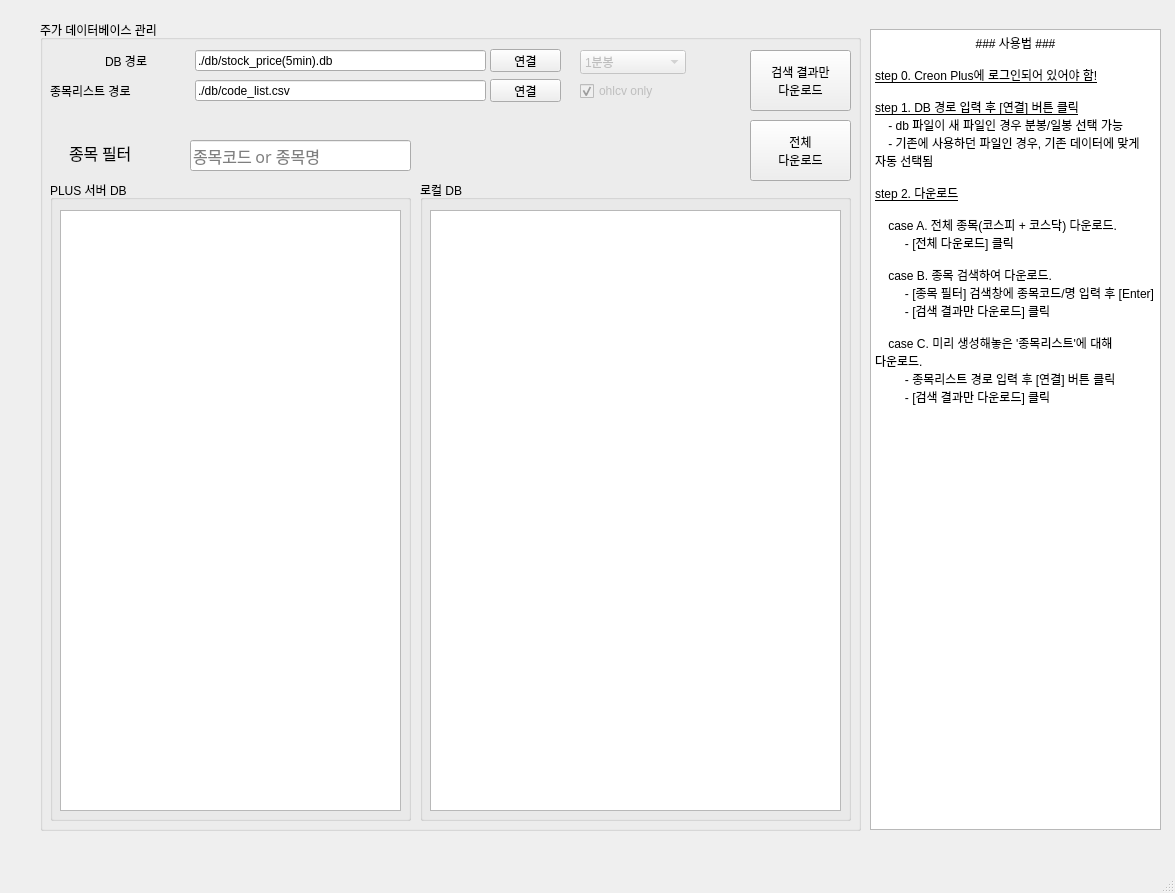
Before: the Qt Designer form Creon-Datareader-master/creon_datareader.ui in webclinic017/stock-19, drawn with Qt 5.
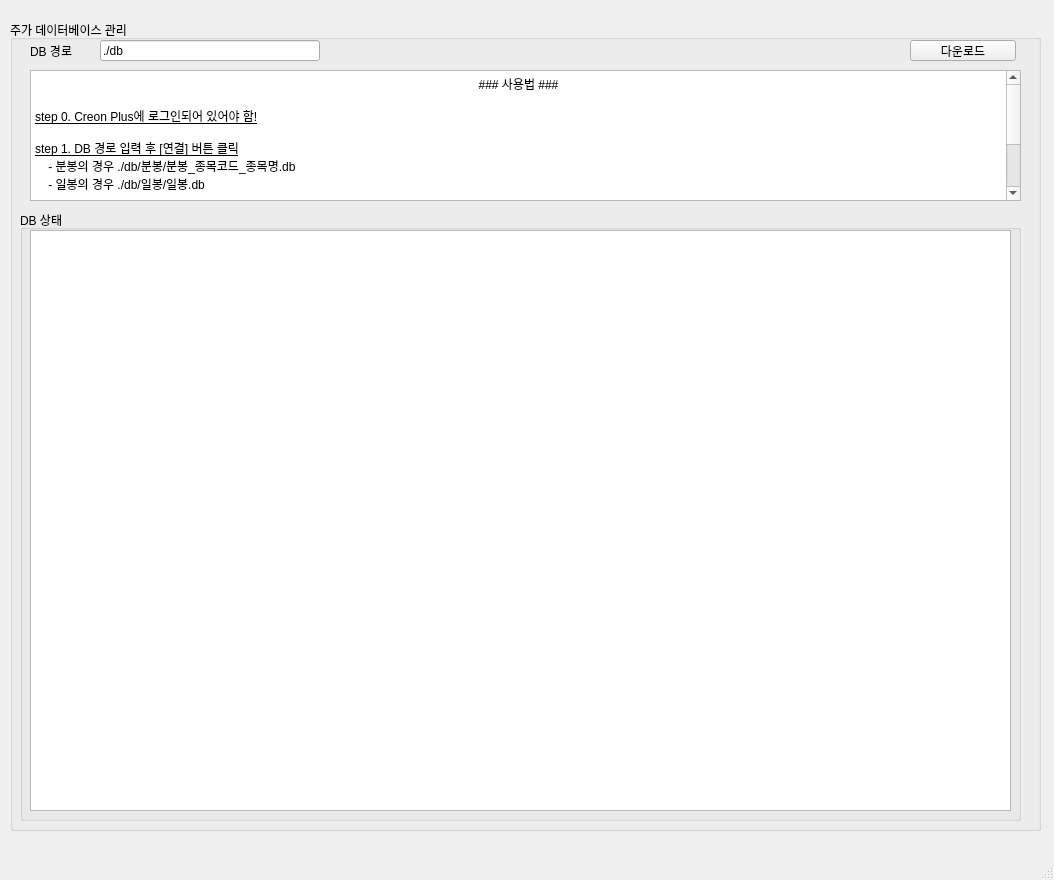
After: the same form once the commit is applied.

Commit message: Creon_datareader v1.2

What changed in the file:
```diff
--- a/Creon-Datareader-master/creon_datareader.ui
+++ b/Creon-Datareader-master/creon_datareader.ui
@@ -9,8 +9,8 @@
    <rect>
     <x>0</x>
     <y>0</y>
-    <width>1175</width>
-    <height>893</height>
+    <width>1054</width>
+    <height>880</height>
    </rect>
   </property>
   <property name="mouseTracking">
@@ -23,9 +23,9 @@
    <widget class="QGroupBox" name="groupBox_4">
     <property name="geometry">
      <rect>
-      <x>40</x>
+      <x>10</x>
       <y>20</y>
-      <width>821</width>
+      <width>1031</width>
       <height>811</height>
      </rect>
     </property>
@@ -39,114 +39,64 @@
      <property name="geometry">
       <rect>
        <x>10</x>
-       <y>160</y>
-       <width>361</width>
-       <height>641</height>
+       <y>190</y>
+       <width>1001</width>
+       <height>611</height>
       </rect>
      </property>
      <property name="title">
-      <string>PLUS 서버 DB</string>
+      <string>DB 상태</string>
      </property>
      <widget class="QTableView" name="tableView">
       <property name="geometry">
        <rect>
         <x>10</x>
-        <y>30</y>
-        <width>341</width>
-        <height>601</height>
+        <y>20</y>
+        <width>981</width>
+        <height>581</height>
        </rect>
       </property>
+      <attribute name="horizontalHeaderCascadingSectionResizes">
+       <bool>true</bool>
+      </attribute>
+      <attribute name="horizontalHeaderShowSortIndicator" stdset="0">
+       <bool>true</bool>
+      </attribute>
+      <attribute name="horizontalHeaderStretchLastSection">
+       <bool>true</bool>
+      </attribute>
+      <attribute name="verticalHeaderCascadingSectionResizes">
+       <bool>true</bool>
+      </attribute>
+      <attribute name="verticalHeaderShowSortIndicator" stdset="0">
+       <bool>true</bool>
+      </attribute>
+      <attribute name="verticalHeaderStretchLastSection">
+       <bool>true</bool>
+      </attribute>
      </widget>
     </widget>
-    <widget class="QGroupBox" name="groupBox_3">
-     <property name="geometry">
-      <rect>
-       <x>380</x>
-       <y>160</y>
-       <width>431</width>
-       <height>641</height>
-      </rect>
-     </property>
-     <property name="title">
-      <string>로컬 DB</string>
-     </property>
-     <widget class="QTableView" name="tableView_2">
-      <property name="geometry">
-       <rect>
-        <x>10</x>
-        <y>30</y>
-        <width>411</width>
-        <height>601</height>
-       </rect>
-      </property>
-     </widget>
-    </widget>
-    <widget class="QPushButton" name="pushButton_4">
+    <widget class="QPushButton" name="pushButton">
      <property name="enabled">
       <bool>true</bool>
      </property>
      <property name="geometry">
       <rect>
-       <x>710</x>
-       <y>100</y>
-       <width>101</width>
-       <height>61</height>
+       <x>900</x>
+       <y>20</y>
+       <width>106</width>
+       <height>21</height>
       </rect>
      </property>
      <property name="text">
-      <string>전체
-다운로드</string>
-     </property>
-    </widget>
-    <widget class="QPushButton" name="pushButton_3">
-     <property name="enabled">
-      <bool>true</bool>
-     </property>
-     <property name="geometry">
-      <rect>
-       <x>710</x>
-       <y>30</y>
-       <width>101</width>
-       <height>61</height>
-      </rect>
-     </property>
-     <property name="mouseTracking">
-      <bool>true</bool>
-     </property>
-     <property name="acceptDrops">
-      <bool>false</bool>
-     </property>
-     <property name="layoutDirection">
-      <enum>Qt::LeftToRight</enum>
-     </property>
-     <property name="text">
-      <string>검색 결과만
-다운로드</string>
-     </property>
-     <property name="checkable">
-      <bool>false</bool>
-     </property>
-     <property name="autoRepeat">
-      <bool>false</bool>
-     </property>
-     <property name="autoExclusive">
-      <bool>false</bool>
-     </property>
-     <property name="autoDefault">
-      <bool>false</bool>
-     </property>
-     <property name="default">
-      <bool>false</bool>
-     </property>
-     <property name="flat">
-      <bool>false</bool>
+      <string>다운로드</string>
      </property>
     </widget>
     <widget class="QLabel" name="label_9">
      <property name="geometry">
       <rect>
-       <x>65</x>
-       <y>30</y>
+       <x>20</x>
+       <y>20</y>
        <width>81</width>
        <height>21</height>
       </rect>
@@ -158,180 +108,27 @@
     <widget class="QLineEdit" name="lineEdit_4">
      <property name="geometry">
       <rect>
-       <x>155</x>
-       <y>30</y>
-       <width>291</width>
+       <x>90</x>
+       <y>20</y>
+       <width>220</width>
        <height>21</height>
       </rect>
      </property>
      <property name="text">
-      <string>./db/stock_price(5min).db</string>
+      <string>./db</string>
      </property>
     </widget>
-    <widget class="QLineEdit" name="lineEdit_5">
+    <widget class="QTextBrowser" name="textBrowser">
      <property name="geometry">
       <rect>
-       <x>150</x>
-       <y>120</y>
-       <width>221</width>
-       <height>31</height>
+       <x>20</x>
+       <y>50</y>
+       <width>991</width>
+       <height>131</height>
       </rect>
      </property>
-     <property name="font">
-      <font>
-       <family>굴림</family>
-       <pointsize>12</pointsize>
-       <weight>50</weight>
-       <bold>false</bold>
-      </font>
-     </property>
-     <property name="text">
-      <string/>
-     </property>
-     <property name="placeholderText">
-      <string>종목코드 or 종목명</string>
-     </property>
-    </widget>
-    <widget class="QLabel" name="label_12">
-     <property name="geometry">
-      <rect>
-       <x>29</x>
-       <y>117</y>
-       <width>111</width>
-       <height>31</height>
-      </rect>
-     </property>
-     <property name="font">
-      <font>
-       <family>굴림</family>
-       <pointsize>12</pointsize>
-      </font>
-     </property>
-     <property name="text">
-      <string>종목 필터</string>
-     </property>
-    </widget>
-    <widget class="QPushButton" name="pushButton_2">
-     <property name="geometry">
-      <rect>
-       <x>450</x>
-       <y>29</y>
-       <width>71</width>
-       <height>23</height>
-      </rect>
-     </property>
-     <property name="text">
-      <string>연결</string>
-     </property>
-    </widget>
-    <widget class="QLabel" name="label_10">
-     <property name="geometry">
-      <rect>
-       <x>10</x>
-       <y>60</y>
-       <width>131</width>
-       <height>21</height>
-      </rect>
-     </property>
-     <property name="text">
-      <string>종목리스트 경로</string>
-     </property>
-    </widget>
-    <widget class="QLineEdit" name="lineEdit_8">
-     <property name="geometry">
-      <rect>
-       <x>155</x>
-       <y>60</y>
-       <width>291</width>
-       <height>21</height>
-      </rect>
-     </property>
-     <property name="text">
-      <string>./db/code_list.csv</string>
-     </property>
-    </widget>
-    <widget class="QPushButton" name="pushButton_8">
-     <property name="geometry">
-      <rect>
-       <x>450</x>
-       <y>59</y>
-       <width>71</width>
-       <height>23</height>
-      </rect>
-     </property>
-     <property name="text">
-      <string>연결</string>
-     </property>
-    </widget>
-    <widget class="QComboBox" name="comboBox">
-     <property name="enabled">
-      <bool>false</bool>
-     </property>
-     <property name="geometry">
-      <rect>
-       <x>540</x>
-       <y>30</y>
-       <width>106</width>
-       <height>24</height>
-      </rect>
-     </property>
-     <item>
-      <property name="text">
-       <string>1분봉</string>
-      </property>
-     </item>
-     <item>
-      <property name="text">
-       <string>5분봉</string>
-      </property>
-     </item>
-     <item>
-      <property name="text">
-       <string>일봉</string>
-      </property>
-     </item>
-     <item>
-      <property name="text">
-       <string>주봉</string>
-      </property>
-     </item>
-     <item>
-      <property name="text">
-       <string>월봉</string>
-      </property>
-     </item>
-    </widget>
-    <widget class="QCheckBox" name="checkBox">
-     <property name="enabled">
-      <bool>false</bool>
-     </property>
-     <property name="geometry">
-      <rect>
-       <x>540</x>
-       <y>60</y>
-       <width>116</width>
-       <height>22</height>
-      </rect>
-     </property>
-     <property name="text">
-      <string>ohlcv only</string>
-     </property>
-     <property name="checked">
-      <bool>true</bool>
-     </property>
-    </widget>
-   </widget>
-   <widget class="QTextBrowser" name="textBrowser">
-    <property name="geometry">
-     <rect>
-      <x>870</x>
-      <y>29</y>
-      <width>291</width>
-      <height>801</height>
-     </rect>
-    </property>
-    <property name="html">
-     <string>&lt;!DOCTYPE HTML PUBLIC &quot;-//W3C//DTD HTML 4.0//EN&quot; &quot;http://www.w3.org/TR/REC-html40/strict.dtd&quot;&gt;
+     <property name="html">
+      <string>&lt;!DOCTYPE HTML PUBLIC &quot;-//W3C//DTD HTML 4.0//EN&quot; &quot;http://www.w3.org/TR/REC-html40/strict.dtd&quot;&gt;
 &lt;html&gt;&lt;head&gt;&lt;meta name=&quot;qrichtext&quot; content=&quot;1&quot; /&gt;&lt;style type=&quot;text/css&quot;&gt;
 p, li { white-space: pre-wrap; }
 &lt;/style&gt;&lt;/head&gt;&lt;body style=&quot; font-family:'Gulim'; font-size:9pt; font-weight:400; font-style:normal;&quot;&gt;
@@ -340,23 +137,16 @@
 &lt;p style=&quot; margin-top:0px; margin-bottom:0px; margin-left:0px; margin-right:0px; -qt-block-indent:0; text-indent:0px;&quot;&gt;&lt;span style=&quot; text-decoration: underline;&quot;&gt;step 0. Creon Plus에 로그인되어 있어야 함!&lt;/span&gt;&lt;/p&gt;
 &lt;p style=&quot;-qt-paragraph-type:empty; margin-top:0px; margin-bottom:0px; margin-left:0px; margin-right:0px; -qt-block-indent:0; text-indent:0px; text-decoration: underline;&quot;&gt;&lt;br /&gt;&lt;/p&gt;
 &lt;p style=&quot; margin-top:0px; margin-bottom:0px; margin-left:0px; margin-right:0px; -qt-block-indent:0; text-indent:0px;&quot;&gt;&lt;span style=&quot; text-decoration: underline;&quot;&gt;step 1. DB 경로 입력 후 [연결] 버튼 클릭&lt;/span&gt;&lt;/p&gt;
-&lt;p style=&quot; margin-top:0px; margin-bottom:0px; margin-left:0px; margin-right:0px; -qt-block-indent:0; text-indent:0px;&quot;&gt;    - db 파일이 새 파일인 경우 분봉/일봉 선택 가능&lt;/p&gt;
-&lt;p style=&quot; margin-top:0px; margin-bottom:0px; margin-left:0px; margin-right:0px; -qt-block-indent:0; text-indent:0px;&quot;&gt;    - 기존에 사용하던 파일인 경우, 기존 데이터에 맞게 자동 선택됨&lt;/p&gt;
+&lt;p style=&quot; margin-top:0px; margin-bottom:0px; margin-left:0px; margin-right:0px; -qt-block-indent:0; text-indent:0px;&quot;&gt;    - 분봉의 경우 ./db/분봉/분봉_종목코드_종목명.db &lt;/p&gt;
+&lt;p style=&quot; margin-top:0px; margin-bottom:0px; margin-left:0px; margin-right:0px; -qt-block-indent:0; text-indent:0px;&quot;&gt;    - 일봉의 경우 ./db/일봉/일봉.db &lt;/p&gt;
 &lt;p style=&quot;-qt-paragraph-type:empty; margin-top:0px; margin-bottom:0px; margin-left:0px; margin-right:0px; -qt-block-indent:0; text-indent:0px;&quot;&gt;&lt;br /&gt;&lt;/p&gt;
 &lt;p style=&quot; margin-top:0px; margin-bottom:0px; margin-left:0px; margin-right:0px; -qt-block-indent:0; text-indent:0px;&quot;&gt;&lt;span style=&quot; text-decoration: underline;&quot;&gt;step 2. 다운로드&lt;/span&gt;&lt;/p&gt;
-&lt;p style=&quot;-qt-paragraph-type:empty; margin-top:0px; margin-bottom:0px; margin-left:0px; margin-right:0px; -qt-block-indent:0; text-indent:0px; text-decoration: underline;&quot;&gt;&lt;br /&gt;&lt;/p&gt;
-&lt;p style=&quot; margin-top:0px; margin-bottom:0px; margin-left:0px; margin-right:0px; -qt-block-indent:0; text-indent:0px;&quot;&gt;    case A. 전체 종목(코스피 + 코스닥) 다운로드.&lt;/p&gt;
-&lt;p style=&quot; margin-top:0px; margin-bottom:0px; margin-left:0px; margin-right:0px; -qt-block-indent:0; text-indent:0px;&quot;&gt;         - [전체 다운로드] 클릭&lt;/p&gt;
+&lt;p style=&quot; margin-top:0px; margin-bottom:0px; margin-left:0px; margin-right:0px; -qt-block-indent:0; text-indent:0px;&quot;&gt;    - 다운로드 클릭시 기존 분봉, 일봉 데이터에 내용 추가됨&lt;/p&gt;
+&lt;p style=&quot; margin-top:0px; margin-bottom:0px; margin-left:0px; margin-right:0px; -qt-block-indent:0; text-indent:0px;&quot;&gt;     &lt;/p&gt;
 &lt;p style=&quot;-qt-paragraph-type:empty; margin-top:0px; margin-bottom:0px; margin-left:0px; margin-right:0px; -qt-block-indent:0; text-indent:0px;&quot;&gt;&lt;br /&gt;&lt;/p&gt;
-&lt;p style=&quot; margin-top:0px; margin-bottom:0px; margin-left:0px; margin-right:0px; -qt-block-indent:0; text-indent:0px;&quot;&gt;    case B. 종목 검색하여 다운로드.&lt;/p&gt;
-&lt;p style=&quot; margin-top:0px; margin-bottom:0px; margin-left:0px; margin-right:0px; -qt-block-indent:0; text-indent:0px;&quot;&gt;         - [종목 필터] 검색창에 종목코드/명 입력 후 [Enter]&lt;/p&gt;
-&lt;p style=&quot; margin-top:0px; margin-bottom:0px; margin-left:0px; margin-right:0px; -qt-block-indent:0; text-indent:0px;&quot;&gt;         - [검색 결과만 다운로드] 클릭&lt;/p&gt;
-&lt;p style=&quot;-qt-paragraph-type:empty; margin-top:0px; margin-bottom:0px; margin-left:0px; margin-right:0px; -qt-block-indent:0; text-indent:0px;&quot;&gt;&lt;br /&gt;&lt;/p&gt;
-&lt;p style=&quot; margin-top:0px; margin-bottom:0px; margin-left:0px; margin-right:0px; -qt-block-indent:0; text-indent:0px;&quot;&gt;    case C. 미리 생성해놓은 '종목리스트'에 대해 다운로드.&lt;/p&gt;
-&lt;p style=&quot; margin-top:0px; margin-bottom:0px; margin-left:0px; margin-right:0px; -qt-block-indent:0; text-indent:0px;&quot;&gt;         - 종목리스트 경로 입력 후 [연결] 버튼 클릭&lt;/p&gt;
-&lt;p style=&quot; margin-top:0px; margin-bottom:0px; margin-left:0px; margin-right:0px; -qt-block-indent:0; text-indent:0px;&quot;&gt;         - [검색 결과만 다운로드] 클릭&lt;/p&gt;
 &lt;p style=&quot;-qt-paragraph-type:empty; margin-top:0px; margin-bottom:0px; margin-left:0px; margin-right:0px; -qt-block-indent:0; text-indent:0px;&quot;&gt;&lt;br /&gt;&lt;/p&gt;&lt;/body&gt;&lt;/html&gt;</string>
-    </property>
+     </property>
+    </widget>
    </widget>
   </widget>
   <widget class="QMenuBar" name="menubar">
```
Left out of the diff: 6 changed lines with no effect on the pictures. The commit also changes 7 other files.
